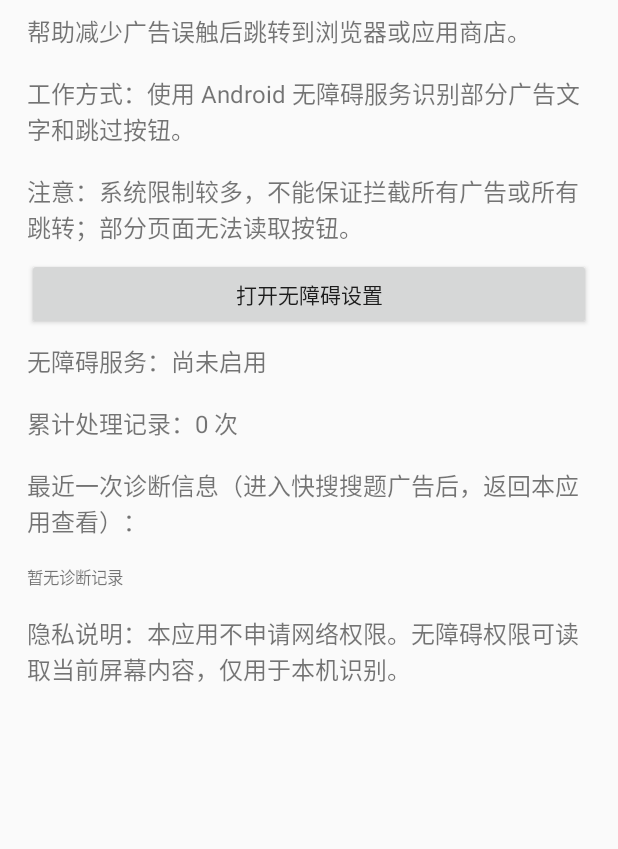
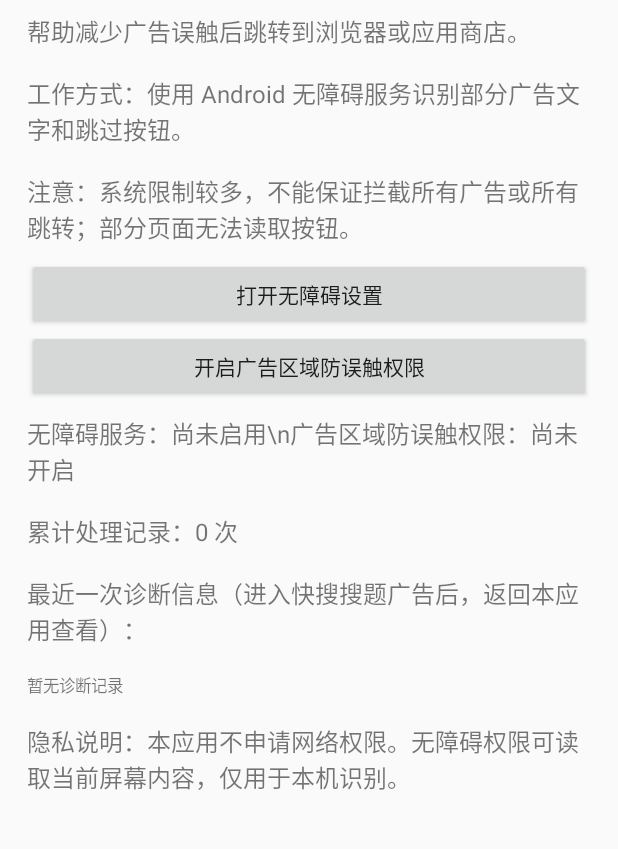
Before and after one commit to zyn63472-pixel/CleanLaunch, an Android app: the screen it shows after launch (MainActivity), on a phone screen of 412 x 824 dp, the part 112-961 px from its top. Run offline under Robolectric (Android 15) with nearby library versions, the phone set to English and light mode, and no system bars.

Commit message:
Add overlay permission setup button

```diff
--- a/app/src/main/java/com/cleanlaunch/guard/MainActivity.kt
+++ b/app/src/main/java/com/cleanlaunch/guard/MainActivity.kt
@@ -4,6 +4,7 @@ import android.app.Activity
 import android.content.Intent
 import android.os.Bundle
 import android.provider.Settings
+import android.net.Uri
 import android.view.Gravity
 import android.view.ViewGroup
 import android.widget.Button
@@ -36,6 +37,21 @@ class MainActivity : Activity() {
             setOnClickListener { startActivity(Intent(Settings.ACTION_ACCESSIBILITY_SETTINGS)) }
         }
         root.addView(settings)
+        val overlayPermission = Button(this).apply {
+            text = "开启广告区域防误触权限"
+            setOnClickListener {
+                if (!Settings.canDrawOverlays(this@MainActivity)) {
+                    val intent = Intent(
+                        Settings.ACTION_MANAGE_OVERLAY_PERMISSION,
+                        Uri.parse("package:" + packageName)
+                    )
+                    startActivity(intent)
+                } else {
+                    refreshStatus()
+                }
+            }
+        }
+        root.addView(overlayPermission)
         status = label("")
         root.addView(status)
         val count = getSharedPreferences("cleanlaunch", MODE_PRIVATE).getInt("blocked", 0)
@@ -64,6 +80,8 @@ class MainActivity : Activity() {
     private fun refreshStatus() {
         val enabled = Settings.Secure.getString(contentResolver, Settings.Secure.ENABLED_ACCESSIBILITY_SERVICES)
             ?.contains(packageName) == true
-        status.text = if (enabled) "无障碍服务：已启用（请确认系统设置中的开关）" else "无障碍服务：尚未启用"
+        val overlay = Settings.canDrawOverlays(this)
+        status.text = (if (enabled) "无障碍服务：已启用" else "无障碍服务：尚未启用") +
+            (if (overlay) "\\n广告区域防误触权限：已开启" else "\\n广告区域防误触权限：尚未开启")
     }
 }
```
